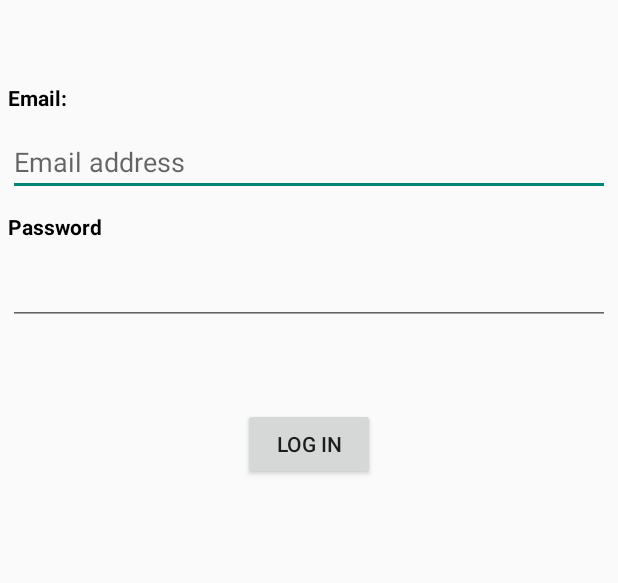
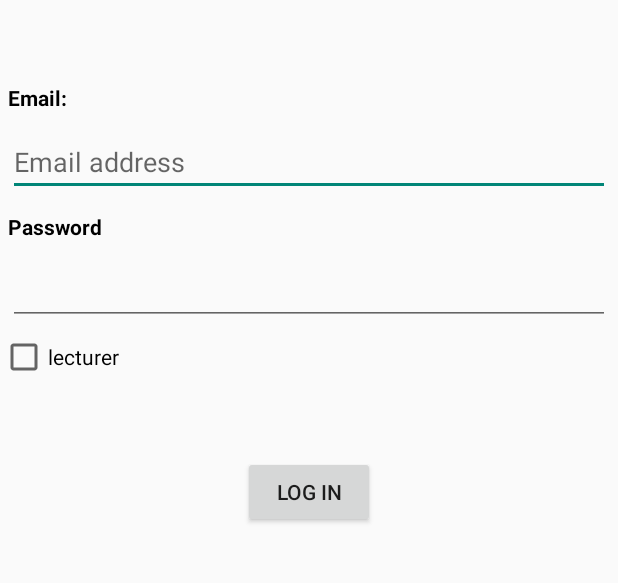
Before and after one commit to ariokan/rollcall, an Android app: the screen it shows after launch (LogInScreen), after a tap on "LOG IN", on a phone screen of 412 x 824 dp, the part 291-874 px from its top. Run offline under Robolectric (Android 15) with nearby library versions, the phone set to English and light mode, and no system bars; our stand-ins replace Firebase (no records; nobody signed in at launch, a user with empty details on screens opened directly).

```diff
--- a/app/src/main/java/com/example/rollcall/LogInScreen.java
+++ b/app/src/main/java/com/example/rollcall/LogInScreen.java
@@ -6,6 +6,7 @@ import androidx.appcompat.app.AppCompatActivity;
 import android.content.Intent;
 import android.os.Bundle;
 import android.util.Log;
+import android.util.Patterns;
 import android.view.View;
 import android.widget.Button;
 import android.widget.EditText;
@@ -19,25 +20,45 @@ import com.google.firebase.auth.FirebaseUser;
 
 public class LogInScreen extends AppCompatActivity {
     private FirebaseAuth mAuth;
+
+    //checks whete
+    public Boolean ValidateEmail (String mailadress){
+        if (!Patterns.EMAIL_ADDRESS.matcher(mailadress).matches() && mailadress.equals(""))
+            return false;
+        else
+            return true;
+    }
+    public Boolean ValidatePass(String pass){
+        if(pass.equals(""))
+            return false;
+        else
+            return true;
+    }
+
         @Override
     protected void onCreate(Bundle savedInstanceState) {
         super.onCreate(savedInstanceState);
         setContentView(R.layout.loginlayout);
+        //initilazing
+        final EditText email =(EditText)findViewById(R.id.Email);
+        final EditText pass =(EditText)findViewById(R.id.Password);
+        final String mail =email.getText().toString().trim();
+        final String pass_= pass.getText().toString();
         Button LogIn =(Button) findViewById(R.id.LoginButton);
-           final EditText email =(EditText)findViewById(R.id.Email);
-           final EditText pass =(EditText)findViewById(R.id.Password);
+        //handling button click
         LogIn.setOnClickListener(new View.OnClickListener() {
             @Override
             public void onClick(View v) {
                 mAuth = FirebaseAuth.getInstance();
-                String mail =email.getText().toString();
-                if ( android.util.Patterns.EMAIL_ADDRESS.matcher(mail).matches() || email.getText().toString().equals("")) {
-                    Toast.makeText(LogInScreen.this, "You did not enter a email", Toast.LENGTH_SHORT).show();
+
+
+                String EmailPattern = "[a-zA-Z0-9._-]+@[a-z]+\\.+[a-z]+";
+                if(ValidateEmail(mail)) {
+                    Toast.makeText(LogInScreen.this, "You did not enter a email or not valid e-mail address", Toast.LENGTH_SHORT).show();
                 }
-                else if (pass.getText().toString().equals("")) {
-                    Toast.makeText(LogInScreen.this, "You did not enter a password", Toast.LENGTH_SHORT).show();
+                else if(ValidatePass(pass_)){
+                    Toast.makeText(LogInScreen.this, "You did not enter pass ", Toast.LENGTH_SHORT).show();
                 }
-
                 else {
                 mAuth.signInWithEmailAndPassword(email.getText().toString(), pass.getText().toString())
                         .addOnCompleteListener(LogInScreen.this, new OnCompleteListener<AuthResult>() {
--- a/app/src/main/java/com/example/rollcall/MainActivity.java
+++ b/app/src/main/java/com/example/rollcall/MainActivity.java
@@ -20,7 +20,7 @@ public class MainActivity extends AppCompatActivity {
         // Passing each menu ID as a set of Ids because each
         // menu should be considered as top level destinations.
         AppBarConfiguration appBarConfiguration = new AppBarConfiguration.Builder(
-                R.id.navigation_home, R.id.navigation_dashboard, R.id.navigation_settings)
+                R.id.navigation_home, R.id.navigation_camera, R.id.navigation_settings)
                 .build();
         NavController navController = Navigation.findNavController(this, R.id.nav_host_fragment);
         NavigationUI.setupActionBarWithNavController(this, navController, appBarConfiguration);
--- a/app/src/main/java/com/example/rollcall/ui/Camera/CameraViewModel.java
+++ b/app/src/main/java/com/example/rollcall/ui/Camera/CameraViewModel.java
@@ -10,7 +10,7 @@ public class CameraViewModel extends ViewModel {
 
     public CameraViewModel() {
         mText = new MutableLiveData<>();
-        mText.setValue("This is dashboard fragment");
+        mText.setValue("This is camera fragment");
     }
 
     public LiveData<String> getText() {
--- a/app/src/main/java/com/example/rollcall/ui/Settings/SettingsFragment.java
+++ b/app/src/main/java/com/example/rollcall/ui/Settings/SettingsFragment.java
@@ -16,15 +16,15 @@ import com.example.rollcall.R;
 
 public class SettingsFragment extends Fragment {
 
-    private SettingsViewModel notificationsViewModel;
+    private SettingsViewModel SettingsViewModel;
 
     public View onCreateView(@NonNull LayoutInflater inflater,
                              ViewGroup container, Bundle savedInstanceState) {
-        notificationsViewModel =
+       SettingsViewModel =
                 ViewModelProviders.of(this).get(SettingsViewModel.class);
         View root = inflater.inflate(R.layout.fragment_settings, container, false);
         final TextView textView = root.findViewById(R.id.text_settings);
-        notificationsViewModel.getText().observe(getViewLifecycleOwner(), new Observer<String>() {
+       SettingsViewModel.getText().observe(getViewLifecycleOwner(), new Observer<String>() {
             @Override
             public void onChanged(@Nullable String s) {
                 textView.setText(s);
--- a/app/src/main/res/layout/fragment_camera.xml
+++ b/app/src/main/res/layout/fragment_camera.xml
@@ -7,7 +7,7 @@
     tools:context=".ui.Camera.CameraFragment">
 
     <TextView
-        android:id="@+id/text_dashboard"
+        android:id="@+id/text_camera"
         android:layout_width="match_parent"
         android:layout_height="wrap_content"
         android:layout_marginStart="8dp"
--- a/app/src/main/res/layout/loginlayout.xml
+++ b/app/src/main/res/layout/loginlayout.xml
@@ -56,6 +56,12 @@
             android:ems="10"
             android:inputType="textPassword" />
 
+        <CheckBox
+            android:id="@+id/checkbox"
+            android:layout_width="match_parent"
+            android:layout_height="wrap_content"
+            android:text="lecturer" />
+
         <Button
             android:id="@+id/LoginButton"
             android:layout_width="wrap_content"
@@ -65,6 +71,4 @@
             android:text="Log in"></Button>
 
 
-
-
 </LinearLayout>
--- a/app/src/main/res/menu/bottom_nav_menu.xml
+++ b/app/src/main/res/menu/bottom_nav_menu.xml
@@ -8,7 +8,7 @@
 
     <item
         android:id="@+id/navigation_camera"
-        android:icon="@drawable/ic_dashboard_black_24dp"
+        android:icon="@drawable/ic_baseline_photo_camera_24"
         android:title="@string/title_camera" />
 
     <item
--- a/app/src/main/res/navigation/mobile_navigation.xml
+++ b/app/src/main/res/navigation/mobile_navigation.xml
@@ -12,10 +12,10 @@
         tools:layout="@layout/fragment_home" />
 
     <fragment
-        android:id="@+id/navigation_dashboard"
+        android:id="@+id/navigation_camera"
         android:name="com.example.rollcall.ui.Camera.CameraFragment"
         android:label="@string/title_camera"
-        tools:layout="@layout/fragment_dashboard" />
+        tools:layout="@layout/fragment_camera" />
 
     <fragment
         android:id="@+id/navigation_settings"
```
Also changed, not shown: app/src/main/java/com/example/rollcall/ui/Camera/CameraFragment.java (+5 -5 lines).
